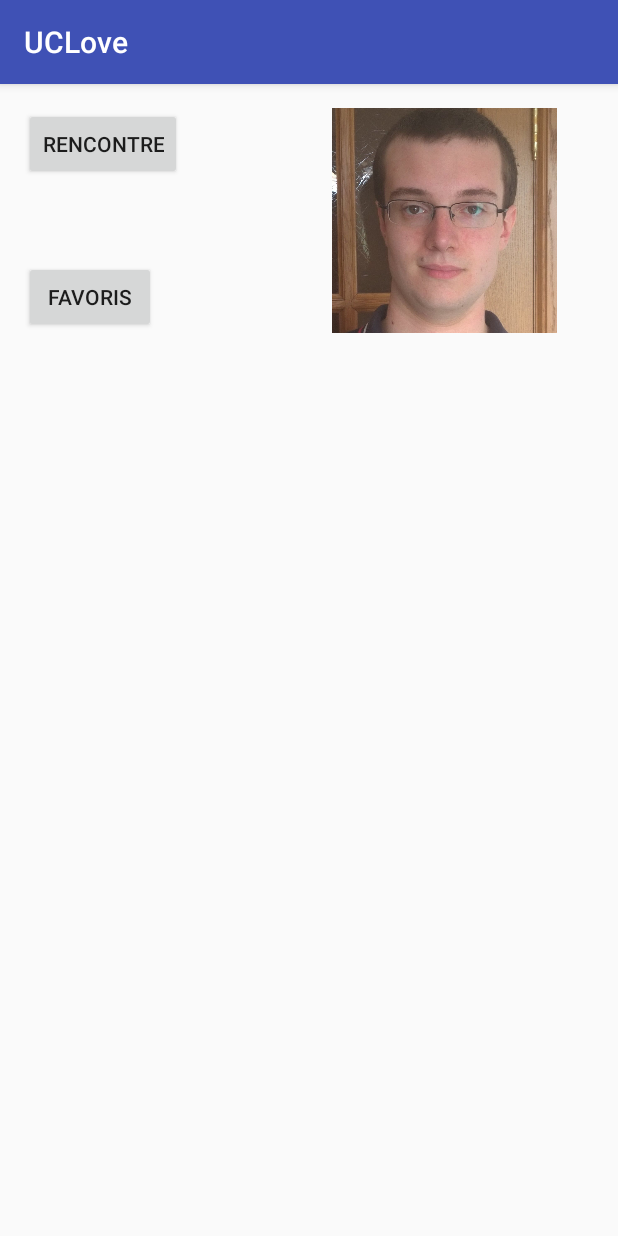
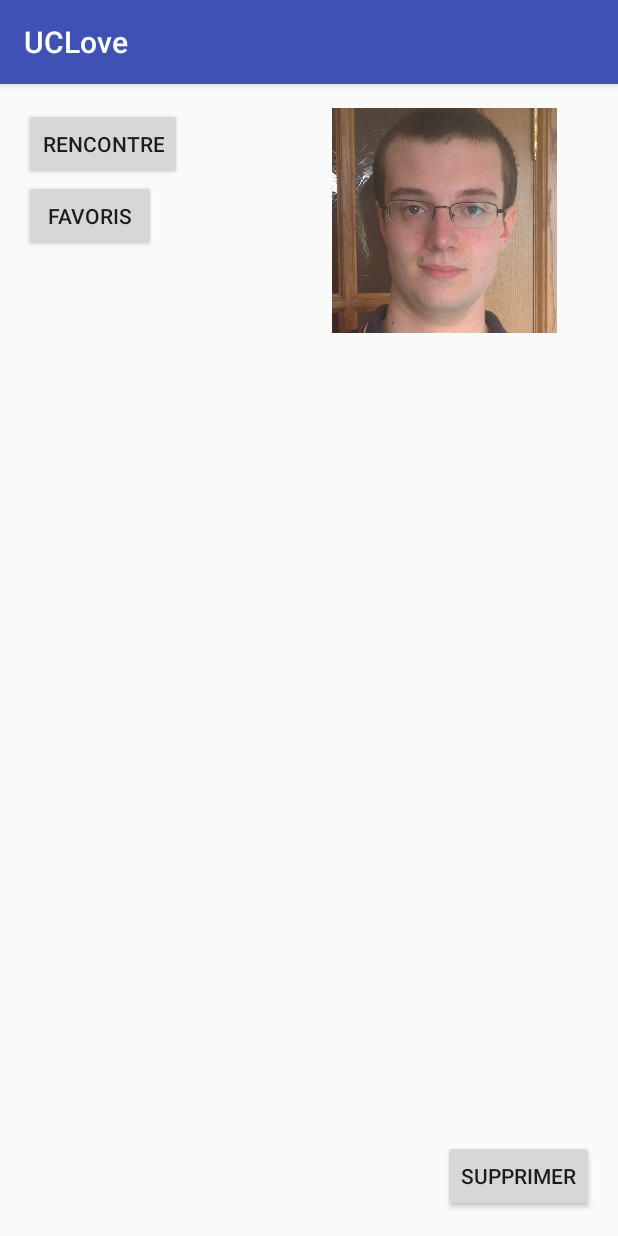
Before and after one commit to SebStreb/LSINF1225-Projet, an Android app: the ProfilAmiFavActivity screen opened directly, with no data from a screen before it, after a tap on "FAVORIS", on a phone screen of 412 x 824 dp. Run offline under Robolectric (Android 15) with nearby library versions, the light colour scheme and no system bars; 17 statements that could not run were skipped.

Commit message:
Defavoriser un poto + supprimer un poto

```diff
--- a/app/src/main/AndroidManifest.xml
+++ b/app/src/main/AndroidManifest.xml
@@ -21,7 +21,7 @@
         </activity>
         <activity android:name=".MenuActivity" />
         <activity android:name=".ProfilActivity" />
-        <activity android:name=".Contact" />
+        <activity android:name=".ContactActivity" />
         <activity android:name=".AmisActivity" />
         <activity android:name=".FavorisActivity" />
         <activity android:name=".ProfilAmiFavActivity" />
--- a/app/src/main/java/groupek/lsinf1225_projet/MenuActivity.java
+++ b/app/src/main/java/groupek/lsinf1225_projet/MenuActivity.java
@@ -4,7 +4,6 @@ import android.content.Intent;
 import android.content.res.Resources;
 import android.support.v7.app.AppCompatActivity;
 import android.os.Bundle;
-import android.util.Log;
 import android.view.View;
 import android.widget.*;
 
@@ -52,7 +51,7 @@ public class MenuActivity extends AppCompatActivity {
                         newActivity.putExtras(b);
                         startActivity(newActivity);
                         break;
-                    case 2:  newActivity = new Intent(MenuActivity.this, Contact.class);
+                    case 2:  newActivity = new Intent(MenuActivity.this, ContactActivity.class);
                         b.putInt("id", ID);
                         newActivity.putExtras(b);
                         startActivity(newActivity);
--- a/app/src/main/java/groupek/lsinf1225_projet/ProfilAmiFavActivity.java
+++ b/app/src/main/java/groupek/lsinf1225_projet/ProfilAmiFavActivity.java
@@ -38,7 +38,7 @@ public class ProfilAmiFavActivity extends AppCompatActivity {
             public void onClick(View arg0) {
                 addFavoris(IdAmi, IdUser);
             }
-        }); //TODO: Remove from Favoris if exists
+        });
         Button bouttonCalendrier = (Button) findViewById(R.id.button4);
         bouttonCalendrier.setOnClickListener(new View.OnClickListener() {
             public void onClick(View arg0) {
@@ -48,6 +48,13 @@ public class ProfilAmiFavActivity extends AppCompatActivity {
                 b2.putInt("myID", IdUser);
                 intent.putExtras(b2);
                 startActivity(intent);
+            }
+        });
+
+        Button bouttonDelete = (Button) findViewById(R.id.button5);
+        bouttonDelete.setOnClickListener(new View.OnClickListener() {
+            public void onClick(View arg0) {
+                plusPoto(IdAmi, IdUser);
             }
         });
 
@@ -73,10 +80,36 @@ public class ProfilAmiFavActivity extends AppCompatActivity {
     public void addFavoris (int IdAmi, int IdUser) {
         DatabaseHelper dbb = new DatabaseHelper(this);
         SQLiteDatabase database =  dbb.open();
-        String requete = "UPDATE relations SET EtatReq = 2 WHERE ID_from = "+IdUser+" and ID_to = "+IdAmi+"";
+        String req = "SELECT EtatReq FROM relations WHERE ID_from = ? and ID_to = ?";
+        String[] param = {Integer.toString(IdUser) ,Integer.toString(IdAmi)};
+        Cursor cursor = database.rawQuery(req, param);
+        int etat = 0;
+        if (cursor.moveToFirst()) {
+            etat = cursor.getInt(0);
+        }
+        cursor.close();
+        String requete = null;
+        if (etat == 1) {
+            requete = "UPDATE relations SET EtatReq = 2 WHERE ID_from = " + IdUser + " and ID_to = " + IdAmi + "";
+            Toast.makeText(getApplicationContext(),
+                    "Ajoute en favoris !", Toast.LENGTH_LONG).show();
+        }
+        if (etat == 2) {
+            requete = "UPDATE relations SET EtatReq = 1 WHERE ID_from = " + IdUser + " and ID_to = " + IdAmi + "";
+            Toast.makeText(getApplicationContext(),
+                    "Retire des favoris !", Toast.LENGTH_LONG).show();
+        }
         database.execSQL(requete);
-        Toast.makeText(getApplicationContext(),
-                "Ajoute en favoris !", Toast.LENGTH_LONG).show();
+        dbb.close();
+    }
+
+    public void plusPoto (int IdAmi, int IdUser){
+        DatabaseHelper dbb = new DatabaseHelper(this);
+        SQLiteDatabase database =  dbb.open();
+        String requete = "UPDATE relations SET EtatReq = 3 WHERE ID_from = "+IdUser+" and ID_to = "+IdAmi+"";
+        database.execSQL(requete);
+        String requete2 = "UPDATE relations SET EtatReq = 3 WHERE ID_from = "+IdAmi+" and ID_to = "+IdUser+"";
+        database.execSQL(requete2);
         dbb.close();
     }
 }
--- a/app/src/main/res/layout/activity_profil_ami_fav.xml
+++ b/app/src/main/res/layout/activity_profil_ami_fav.xml
@@ -13,7 +13,7 @@
         android:layout_width="wrap_content"
         android:layout_height="wrap_content"
         android:id="@+id/listView3"
-        android:layout_below="@+id/imageView2"
+        android:layout_below="@+id/button3"
         android:layout_alignParentLeft="true"
         android:layout_alignParentStart="true" />
 
@@ -30,7 +30,7 @@
         android:layout_height="wrap_content"
         android:text="@string/favoris"
         android:id="@+id/button3"
-        android:layout_alignBottom="@+id/imageView2"
+        android:layout_below="@+id/button4"
         android:layout_alignParentLeft="true"
         android:layout_alignParentStart="true" />
 
@@ -42,4 +42,14 @@
         android:layout_alignTop="@+id/imageView2"
         android:layout_alignParentLeft="true"
         android:layout_alignParentStart="true" />
+
+    <Button
+        android:layout_width="wrap_content"
+        android:layout_height="wrap_content"
+        android:text="@string/supprimer"
+        android:id="@+id/button5"
+        android:layout_alignParentBottom="true"
+        android:layout_alignRight="@+id/listView3"
+        android:layout_alignEnd="@+id/listView3"
+        android:layout_gravity="right" />
 </RelativeLayout>
--- a/app/src/main/res/values/strings.xml
+++ b/app/src/main/res/values/strings.xml
@@ -88,4 +88,5 @@
     <string name="meet">Rencontres</string>
     <string name="favoris">Favoris</string>
     <string name="rencontre">Rencontre</string>
+    <string name="supprimer">Supprimer</string>
 </resources>
```
Also changed, not shown: app/src/main/java/groupek/lsinf1225_projet/ContactActivity.java (renamed from app/src/main/java/groupek/lsinf1225_projet/Contact.java, +5 -5 lines), app/src/main/assets/GroupeK_BDD.sqlite.
